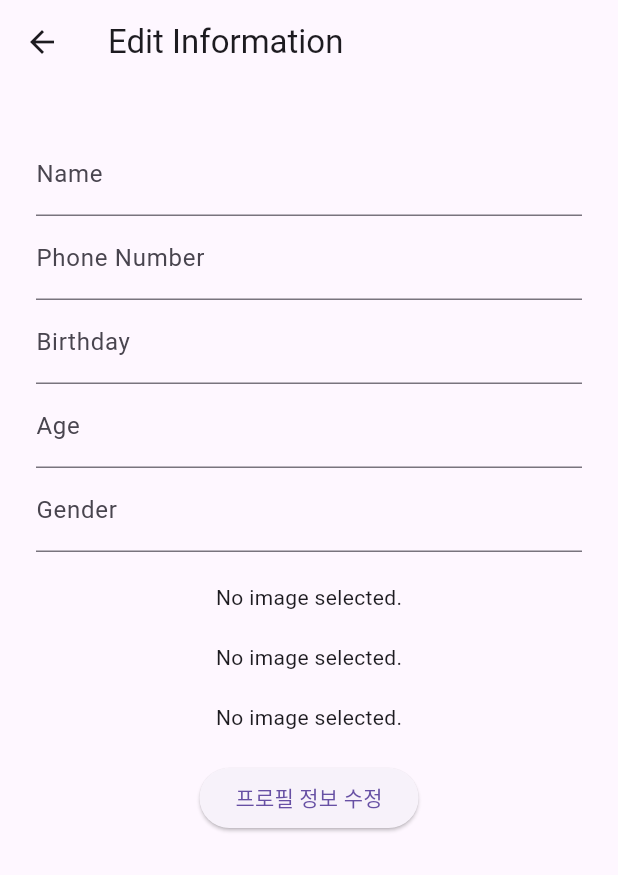
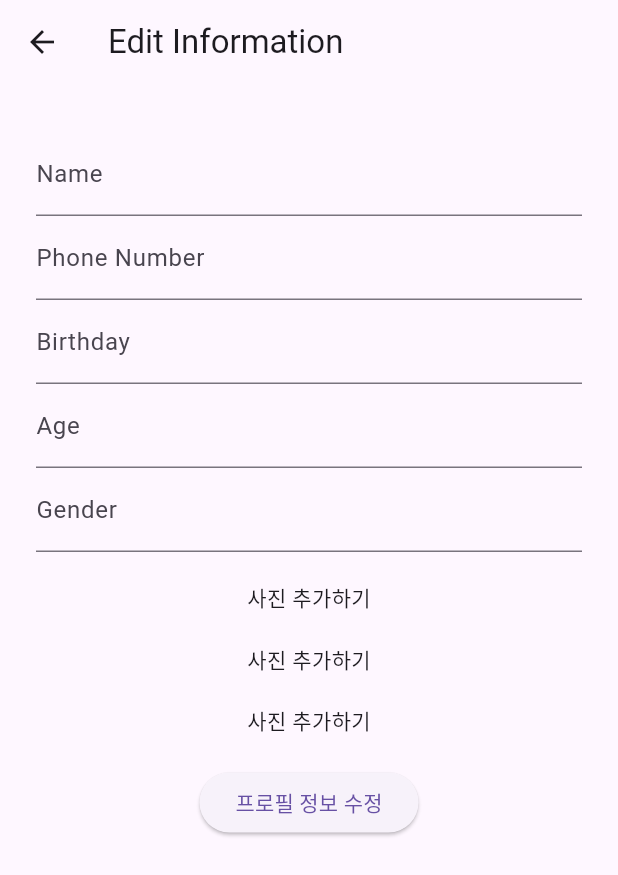
Before and after one commit to MoappFinalTeamProject/MoappTeamProject, a Flutter app: the EditInformationPage screen opened directly, on a phone screen of 412 x 824 dp. Shown: the top 875 px of the screen. Run offline on Flutter 3.47's test engine with Material 2 defaults, Android fonts, the phone set to English and light mode, and no system bars; our stand-ins replace carousel_slider, chat_bubbles, cloud_firestore, date_format, firebase_auth, firebase_core and 13 more; missing offline and left inert: dart_openai, google_mlkit_face_detection, onboarding; accounts and stored records are empty; network calls fail.

Commit message:
간단한 워딩 수정

```diff
--- a/lib/pages/profile_page/edit_information.dart
+++ b/lib/pages/profile_page/edit_information.dart
@@ -197,7 +197,7 @@ class _EditInformationPageState extends State<EditInformationPage> {
                         GestureDetector(
                           child: imageUrl1 != null
                               ? Image.network(imageUrl1!)
-                              : Text('No image selected.'),
+                              : Text('사진 추가하기'),
                           onTap: () async {
                             await getImage(1);
                           },
@@ -208,7 +208,7 @@ class _EditInformationPageState extends State<EditInformationPage> {
                         GestureDetector(
                           child: imageUrl2 != null
                               ? Image.network(imageUrl2!)
-                              : Text('No image selected.'),
+                              : Text('사진 추가하기'),
                           onTap: () async {
                             await getImage(2);
                           },
@@ -219,7 +219,7 @@ class _EditInformationPageState extends State<EditInformationPage> {
                         GestureDetector(
                           child: imageUrl3 != null
                               ? Image.network(imageUrl3!)
-                              : Text('No image selected.'),
+                              : Text('사진 추가하기'),
                           onTap: () async {
                             await getImage(3);
                           },
```
